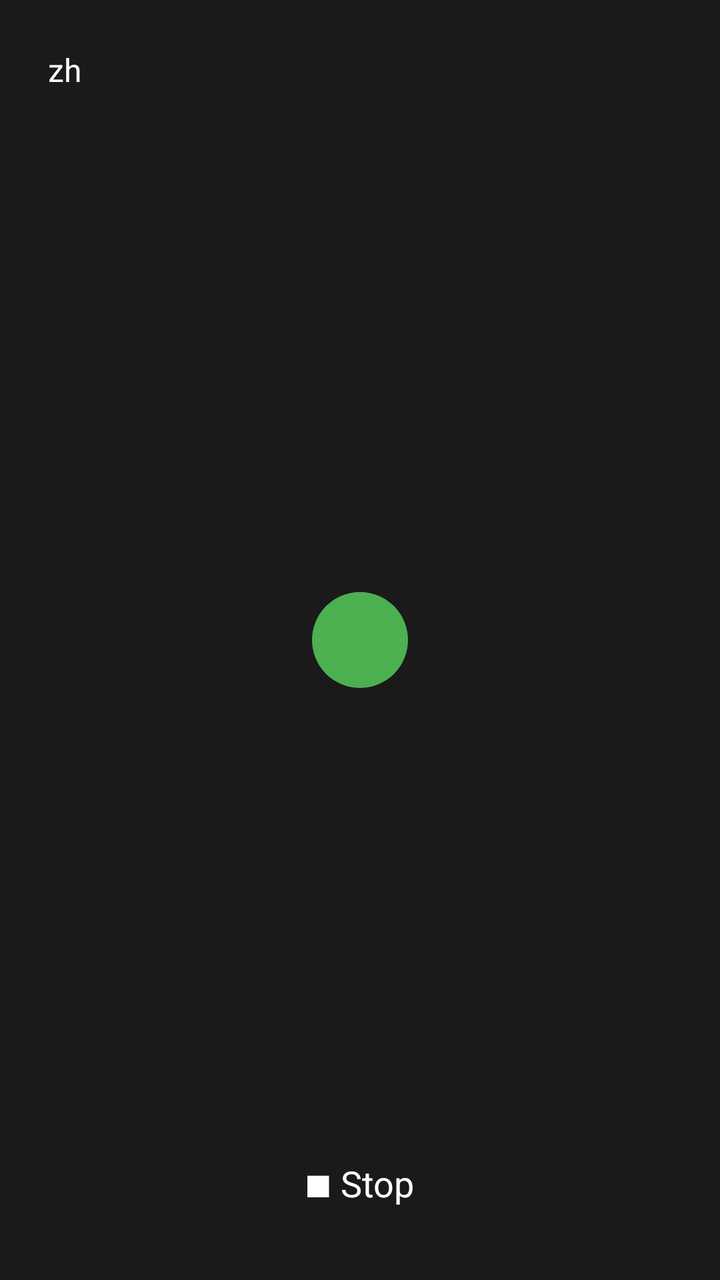
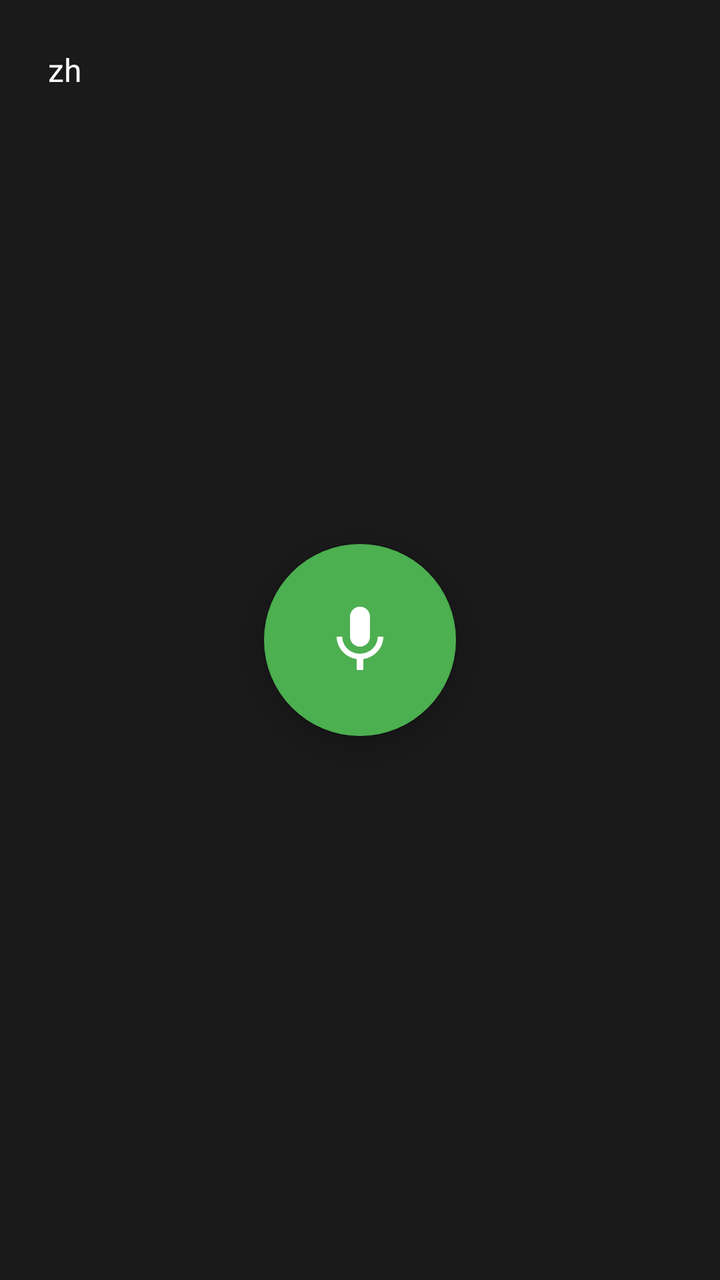

Two renders of the same Android screen: before a commit and after it. Below are the layout's source before the change and the commit's diff.
<!-- AndroidManifest.xml: application theme Theme.AppCompat -->
<!-- res/layout/keyboard_view.xml -->
<?xml version="1.0" encoding="utf-8"?>
<FrameLayout xmlns:android="http://schemas.android.com/apk/res/android"
    android:layout_width="match_parent"
    android:layout_height="200dp"
    android:background="#1A1A1A">

    <View
        android:id="@+id/pulse_circle"
        android:layout_width="48dp"
        android:layout_height="48dp"
        android:layout_gravity="center"
        android:background="@drawable/circle_indicator" />

    <TextView
        android:id="@+id/lang_button"
        android:layout_width="wrap_content"
        android:layout_height="wrap_content"
        android:layout_gravity="top|start"
        android:layout_margin="16dp"
        android:textColor="#FFFFFF"
        android:textSize="16sp"
        android:text="zh"
        android:padding="8dp" />

    <TextView
        android:id="@+id/stop_button"
        android:layout_width="wrap_content"
        android:layout_height="wrap_content"
        android:layout_gravity="bottom|center_horizontal"
        android:layout_marginBottom="24dp"
        android:text="■ Stop"
        android:textColor="#FFFFFF"
        android:textSize="18sp"
        android:padding="12dp" />

    <TextView
        android:id="@+id/status_label"
        android:layout_width="wrap_content"
        android:layout_height="wrap_content"
        android:layout_gravity="center_horizontal|bottom"
        android:layout_marginBottom="72dp"
        android:textColor="#AAAAAA"
        android:textSize="13sp"
        android:visibility="gone" />

</FrameLayout>
<!-- resources referenced by this layout -->
<resources>
  <!-- drawable circle_indicator (drawable) -->
  <?xml version="1.0" encoding="utf-8"?>
  <shape xmlns:android="http://schemas.android.com/apk/res/android"
      android:shape="oval">
      <solid android:color="#4CAF50" />
  </shape>
</resources>

<!-- the commit's change to res/layout/keyboard_view.xml (unified diff, before → after) -->
@@ -1,16 +1,30 @@
 <?xml version="1.0" encoding="utf-8"?>
 <FrameLayout xmlns:android="http://schemas.android.com/apk/res/android"
     android:layout_width="match_parent"
-    android:layout_height="200dp"
+    android:layout_height="220dp"
     android:background="#1A1A1A">
 
-    <View
-        android:id="@+id/pulse_circle"
-        android:layout_width="48dp"
-        android:layout_height="48dp"
+    
+    <FrameLayout
+        android:id="@+id/mic_button"
+        android:layout_width="96dp"
+        android:layout_height="96dp"
         android:layout_gravity="center"
-        android:background="@drawable/circle_indicator" />
+        android:background="@drawable/circle_indicator"
+        android:backgroundTint="@color/mic_idle"
+        android:clickable="true"
+        android:focusable="true"
+        android:elevation="6dp">
 
+        <ImageView
+            android:layout_width="40dp"
+            android:layout_height="40dp"
+            android:layout_gravity="center"
+            android:src="@drawable/ic_mic"
+            android:contentDescription="Microphone" />
+    </FrameLayout>
+
+    
     <TextView
         android:id="@+id/lang_button"
         android:layout_width="wrap_content"
@@ -22,23 +36,13 @@
         android:text="zh"
         android:padding="8dp" />
 
-    <TextView
-        android:id="@+id/stop_button"
-        android:layout_width="wrap_content"
-        android:layout_height="wrap_content"
-        android:layout_gravity="bottom|center_horizontal"
-        android:layout_marginBottom="24dp"
-        android:text="■ Stop"
-        android:textColor="#FFFFFF"
-        android:textSize="18sp"
-        android:padding="12dp" />
-
+    
     <TextView
         android:id="@+id/status_label"
         android:layout_width="wrap_content"
         android:layout_height="wrap_content"
         android:layout_gravity="center_horizontal|bottom"
-        android:layout_marginBottom="72dp"
+        android:layout_marginBottom="28dp"
         android:textColor="#AAAAAA"
         android:textSize="13sp"
         android:visibility="gone" />
<!-- resource entries referenced after the edit -->
@@ -1,10 +1,21 @@
 <!-- resources referenced by this layout -->
 <resources>
+  <color name="mic_idle">#4CAF50</color>
   <!-- drawable circle_indicator (drawable) -->
   <?xml version="1.0" encoding="utf-8"?>
   <shape xmlns:android="http://schemas.android.com/apk/res/android"
       android:shape="oval">
-      <solid android:color="#4CAF50" />
+      <solid android:color="#FFFFFF" />
   </shape>
+  <!-- drawable ic_mic (drawable) -->
+  <vector xmlns:android="http://schemas.android.com/apk/res/android"
+      android:width="36dp"
+      android:height="36dp"
+      android:viewportWidth="24"
+      android:viewportHeight="24">
+      <path
+          android:fillColor="#FFFFFF"
+          android:pathData="M12,14c1.66,0 2.99,-1.34 2.99,-3L15,5c0,-1.66 -1.34,-3 -3,-3S9,3.34 9,5v6c0,1.66 1.34,3 3,3zm5.3,-3c0,3 -2.54,5.1 -5.3,5.1S6.7,14 6.7,11L5,11c0,3.41 2.72,6.23 6,6.72L11,21h2v-3.28c3.28,-0.48 6,-3.3 6,-6.72h-1.7z" />
+  </vector>
 </resources>
 
